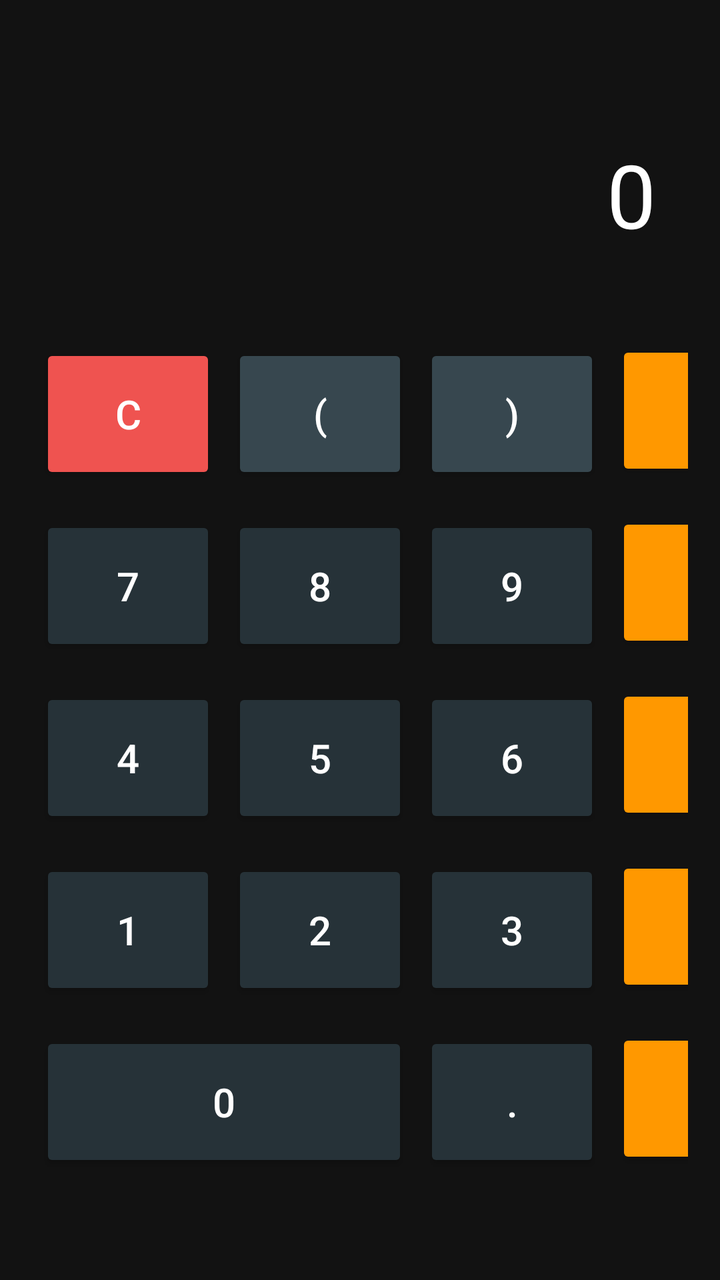
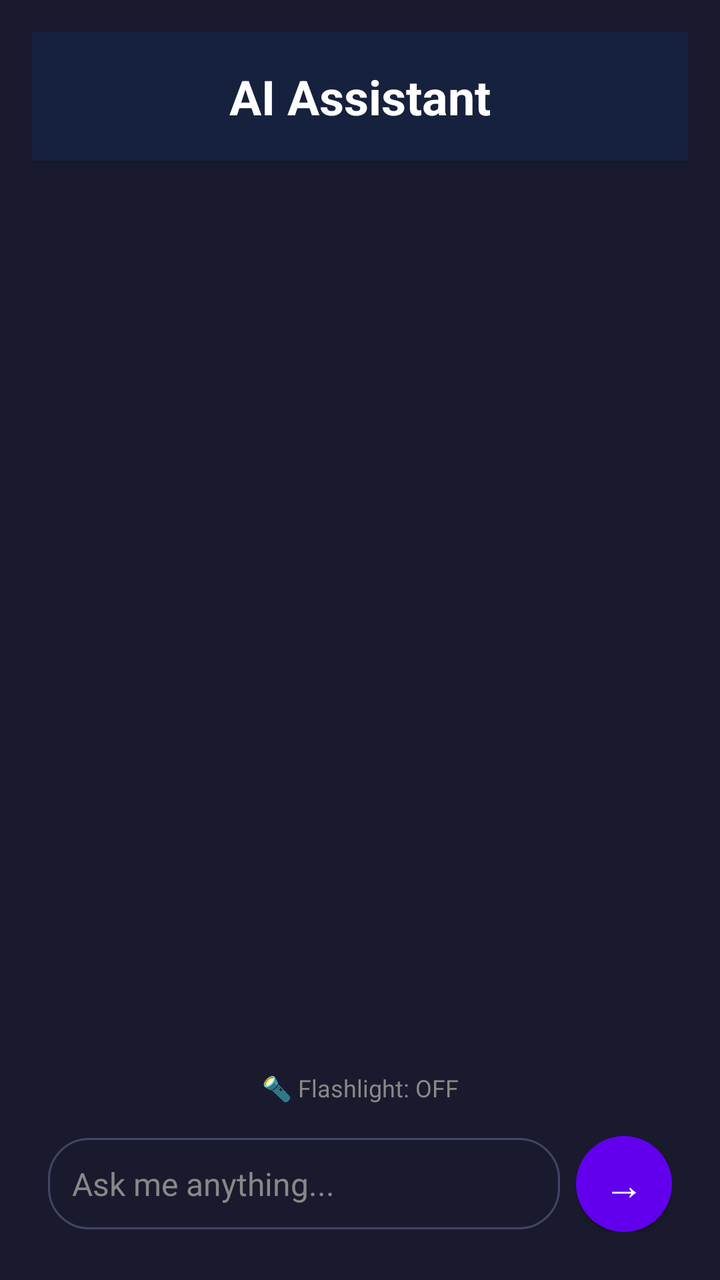

Before-and-after screenshots of an Android layout around one commit, followed by the original layout XML and the change that was made.
<!-- AndroidManifest.xml: application theme Theme.AppCompat.Light.DarkActionBar -->
<!-- res/layout/activity_main.xml -->
<?xml version="1.0" encoding="utf-8"?>
<LinearLayout xmlns:android="http://schemas.android.com/apk/res/android"
    android:layout_width="match_parent"
    android:layout_height="match_parent"
    android:orientation="vertical"
    android:gravity="center"
    android:background="#121212"
    android:padding="16dp">

    <TextView
        android:id="@+id/result"
        android:layout_width="match_parent"
        android:layout_height="wrap_content"
        android:text="0"
        android:textColor="#FFFFFF"
        android:textSize="44sp"
        android:gravity="end"
        android:layout_marginBottom="24dp"
        android:padding="16dp"
        android:maxLines="2"/>

    <TableLayout
        android:layout_width="wrap_content"
        android:layout_height="wrap_content">

        <TableRow android:layout_marginBottom="8dp">
            <Button android:id="@+id/btn_c" android:text="C" android:backgroundTint="#EF5350" android:textColor="#FFFFFF" android:layout_margin="4dp" android:width="70dp" android:height="70dp" android:textSize="20sp"/>
            <Button android:id="@+id/btn_open" android:text="(" android:backgroundTint="#37474F" android:textColor="#FFFFFF" android:layout_margin="4dp" android:width="70dp" android:height="70dp" android:textSize="20sp"/>
            <Button android:id="@+id/btn_close" android:text=")" android:backgroundTint="#37474F" android:textColor="#FFFFFF" android:layout_margin="4dp" android:width="70dp" android:height="70dp" android:textSize="20sp"/>
            <Button android:id="@+id/btn_div" android:text="÷" android:backgroundTint="#FF9800" android:textColor="#FFFFFF" android:layout_margin="4dp" android:width="70dp" android:height="70dp" android:textSize="24sp"/>
        </TableRow>

        <TableRow android:layout_marginBottom="8dp">
            <Button android:id="@+id/btn_7" android:text="7" android:backgroundTint="#263238" android:textColor="#FFFFFF" android:layout_margin="4dp" android:width="70dp" android:height="70dp" android:textSize="20sp"/>
            <Button android:id="@+id/btn_8" android:text="8" android:backgroundTint="#263238" android:textColor="#FFFFFF" android:layout_margin="4dp" android:width="70dp" android:height="70dp" android:textSize="20sp"/>
            <Button android:id="@+id/btn_9" android:text="9" android:backgroundTint="#263238" android:textColor="#FFFFFF" android:layout_margin="4dp" android:width="70dp" android:height="70dp" android:textSize="20sp"/>
            <Button android:id="@+id/btn_mult" android:text="×" android:backgroundTint="#FF9800" android:textColor="#FFFFFF" android:layout_margin="4dp" android:width="70dp" android:height="70dp" android:textSize="24sp"/>
        </TableRow>

        <TableRow android:layout_marginBottom="8dp">
            <Button android:id="@+id/btn_4" android:text="4" android:backgroundTint="#263238" android:textColor="#FFFFFF" android:layout_margin="4dp" android:width="70dp" android:height="70dp" android:textSize="20sp"/>
            <Button android:id="@+id/btn_5" android:text="5" android:backgroundTint="#263238" android:textColor="#FFFFFF" android:layout_margin="4dp" android:width="70dp" android:height="70dp" android:textSize="20sp"/>
            <Button android:id="@+id/btn_6" android:text="6" android:backgroundTint="#263238" android:textColor="#FFFFFF" android:layout_margin="4dp" android:width="70dp" android:height="70dp" android:textSize="20sp"/>
            <Button android:id="@+id/btn_sub" android:text="-" android:backgroundTint="#FF9800" android:textColor="#FFFFFF" android:layout_margin="4dp" android:width="70dp" android:height="70dp" android:textSize="24sp"/>
        </TableRow>

        <TableRow android:layout_marginBottom="8dp">
            <Button android:id="@+id/btn_1" android:text="1" android:backgroundTint="#263238" android:textColor="#FFFFFF" android:layout_margin="4dp" android:width="70dp" android:height="70dp" android:textSize="20sp"/>
            <Button android:id="@+id/btn_2" android:text="2" android:backgroundTint="#263238" android:textColor="#FFFFFF" android:layout_margin="4dp" android:width="70dp" android:height="70dp" android:textSize="20sp"/>
            <Button android:id="@+id/btn_3" android:text="3" android:backgroundTint="#263238" android:textColor="#FFFFFF" android:layout_margin="4dp" android:width="70dp" android:height="70dp" android:textSize="20sp"/>
            <Button android:id="@+id/btn_add" android:text="+" android:backgroundTint="#FF9800" android:textColor="#FFFFFF" android:layout_margin="4dp" android:width="70dp" android:height="70dp" android:textSize="24sp"/>
        </TableRow>

        <TableRow>
            <Button android:id="@+id/btn_0" android:text="0" android:backgroundTint="#263238" android:textColor="#FFFFFF" android:layout_margin="4dp" android:layout_span="2" android:height="70dp" android:textSize="20sp"/>
            <Button android:id="@+id/btn_dot" android:text="." android:backgroundTint="#263238" android:textColor="#FFFFFF" android:layout_margin="4dp" android:width="70dp" android:height="70dp" android:textSize="20sp"/>
            <Button android:id="@+id/btn_equal" android:text="=" android:backgroundTint="#FF9800" android:textColor="#FFFFFF" android:layout_margin="4dp" android:width="70dp" android:height="70dp" android:textSize="24sp"/>
        </TableRow>
    </TableLayout>
</LinearLayout>
<!-- resources referenced by this layout -->
<resources>

</resources>

<!-- the commit's change to res/layout/activity_main.xml (unified diff, before → after) -->
@@ -3,58 +3,74 @@
     android:layout_width="match_parent"
     android:layout_height="match_parent"
     android:orientation="vertical"
-    android:gravity="center"
-    android:background="#121212"
+    android:background="#1A1A2E"
     android:padding="16dp">
 
     <TextView
-        android:id="@+id/result"
         android:layout_width="match_parent"
         android:layout_height="wrap_content"
-        android:text="0"
+        android:text="AI Assistant"
         android:textColor="#FFFFFF"
-        android:textSize="44sp"
-        android:gravity="end"
-        android:layout_marginBottom="24dp"
+        android:textSize="24sp"
+        android:textStyle="bold"
+        android:gravity="center"
         android:padding="16dp"
-        android:maxLines="2"/>
+        android:background="#16213E"
+        android:elevation="4dp" />
 
-    <TableLayout
-        android:layout_width="wrap_content"
-        android:layout_height="wrap_content">
+    <ScrollView
+        android:id="@+id/scrollView"
+        android:layout_width="match_parent"
+        android:layout_height="0dp"
+        android:layout_weight="1"
+        android:fillViewport="true">
 
-        <TableRow android:layout_marginBottom="8dp">
-            <Button android:id="@+id/btn_c" android:text="C" android:backgroundTint="#EF5350" android:textColor="#FFFFFF" android:layout_margin="4dp" android:width="70dp" android:height="70dp" android:textSize="20sp"/>
-            <Button android:id="@+id/btn_open" android:text="(" android:backgroundTint="#37474F" android:textColor="#FFFFFF" android:layout_margin="4dp" android:width="70dp" android:height="70dp" android:textSize="20sp"/>
-            <Button android:id="@+id/btn_close" android:text=")" android:backgroundTint="#37474F" android:textColor="#FFFFFF" android:layout_margin="4dp" android:width="70dp" android:height="70dp" android:textSize="20sp"/>
-            <Button android:id="@+id/btn_div" android:text="÷" android:backgroundTint="#FF9800" android:textColor="#FFFFFF" android:layout_margin="4dp" android:width="70dp" android:height="70dp" android:textSize="24sp"/>
-        </TableRow>
+        <LinearLayout
+            android:id="@+id/messagesContainer"
+            android:layout_width="match_parent"
+            android:layout_height="wrap_content"
+            android:orientation="vertical"
+            android:padding="12dp" />
+    </ScrollView>
 
-        <TableRow android:layout_marginBottom="8dp">
-            <Button android:id="@+id/btn_7" android:text="7" android:backgroundTint="#263238" android:textColor="#FFFFFF" android:layout_margin="4dp" android:width="70dp" android:height="70dp" android:textSize="20sp"/>
-            <Button android:id="@+id/btn_8" android:text="8" android:backgroundTint="#263238" android:textColor="#FFFFFF" android:layout_margin="4dp" android:width="70dp" android:height="70dp" android:textSize="20sp"/>
-            <Button android:id="@+id/btn_9" android:text="9" android:backgroundTint="#263238" android:textColor="#FFFFFF" android:layout_margin="4dp" android:width="70dp" android:height="70dp" android:textSize="20sp"/>
-            <Button android:id="@+id/btn_mult" android:text="×" android:backgroundTint="#FF9800" android:textColor="#FFFFFF" android:layout_margin="4dp" android:width="70dp" android:height="70dp" android:textSize="24sp"/>
-        </TableRow>
+    <TextView
+        android:id="@+id/flashlightStatus"
+        android:layout_width="match_parent"
+        android:layout_height="wrap_content"
+        android:text="🔦 Flashlight: OFF"
+        android:textColor="#888888"
+        android:textSize="12sp"
+        android:padding="8dp"
+        android:gravity="center" />
 
-        <TableRow android:layout_marginBottom="8dp">
-            <Button android:id="@+id/btn_4" android:text="4" android:backgroundTint="#263238" android:textColor="#FFFFFF" android:layout_margin="4dp" android:width="70dp" android:height="70dp" android:textSize="20sp"/>
-            <Button android:id="@+id/btn_5" android:text="5" android:backgroundTint="#263238" android:textColor="#FFFFFF" android:layout_margin="4dp" android:width="70dp" android:height="70dp" android:textSize="20sp"/>
-            <Button android:id="@+id/btn_6" android:text="6" android:backgroundTint="#263238" android:textColor="#FFFFFF" android:layout_margin="4dp" android:width="70dp" android:height="70dp" android:textSize="20sp"/>
-            <Button android:id="@+id/btn_sub" android:text="-" android:backgroundTint="#FF9800" android:textColor="#FFFFFF" android:layout_margin="4dp" android:width="70dp" android:height="70dp" android:textSize="24sp"/>
-        </TableRow>
+    <LinearLayout
+        android:layout_width="match_parent"
+        android:layout_height="wrap_content"
+        android:orientation="horizontal"
+        android:padding="8dp"
+        android:gravity="center_vertical">
 
-        <TableRow android:layout_marginBottom="8dp">
-            <Button android:id="@+id/btn_1" android:text="1" android:backgroundTint="#263238" android:textColor="#FFFFFF" android:layout_margin="4dp" android:width="70dp" android:height="70dp" android:textSize="20sp"/>
-            <Button android:id="@+id/btn_2" android:text="2" android:backgroundTint="#263238" android:textColor="#FFFFFF" android:layout_margin="4dp" android:width="70dp" android:height="70dp" android:textSize="20sp"/>
-            <Button android:id="@+id/btn_3" android:text="3" android:backgroundTint="#263238" android:textColor="#FFFFFF" android:layout_margin="4dp" android:width="70dp" android:height="70dp" android:textSize="20sp"/>
-            <Button android:id="@+id/btn_add" android:text="+" android:backgroundTint="#FF9800" android:textColor="#FFFFFF" android:layout_margin="4dp" android:width="70dp" android:height="70dp" android:textSize="24sp"/>
-        </TableRow>
+        <EditText
+            android:id="@+id/inputField"
+            android:layout_width="0dp"
+            android:layout_height="wrap_content"
+            android:layout_weight="1"
+            android:hint="Ask me anything..."
+            android:textColor="#FFFFFF"
+            android:textColorHint="#888888"
+            android:background="@drawable/edittext_background"
+            android:padding="12dp"
+            android:textSize="16sp" />
 
-        <TableRow>
-            <Button android:id="@+id/btn_0" android:text="0" android:backgroundTint="#263238" android:textColor="#FFFFFF" android:layout_margin="4dp" android:layout_span="2" android:height="70dp" android:textSize="20sp"/>
-            <Button android:id="@+id/btn_dot" android:text="." android:backgroundTint="#263238" android:textColor="#FFFFFF" android:layout_margin="4dp" android:width="70dp" android:height="70dp" android:textSize="20sp"/>
-            <Button android:id="@+id/btn_equal" android:text="=" android:backgroundTint="#FF9800" android:textColor="#FFFFFF" android:layout_margin="4dp" android:width="70dp" android:height="70dp" android:textSize="24sp"/>
-        </TableRow>
-    </TableLayout>
+        <Button
+            android:id="@+id/sendButton"
+            android:layout_width="48dp"
+            android:layout_height="48dp"
+            android:layout_marginStart="8dp"
+            android:text="→"
+            android:textSize="20sp"
+            android:textColor="#FFFFFF"
+            android:backgroundTint="#6200EE"
+            android:background="@drawable/button_background" />
+    </LinearLayout>
 </LinearLayout>
<!-- resource entries referenced after the edit -->
@@ -1,5 +1,25 @@
 <!-- resources referenced by this layout -->
 <resources>
-
+  <!-- drawable button_background (drawable) -->
+  <?xml version="1.0" encoding="utf-8"?>
+  <shape xmlns:android="http://schemas.android.com/apk/res/android"
+      android:shape="oval">
+      <solid android:color="#6200EE" />
+  </shape>
+  <!-- drawable edittext_background (drawable) -->
+  <?xml version="1.0" encoding="utf-8"?>
+  <shape xmlns:android="http://schemas.android.com/apk/res/android"
+      android:shape="rectangle">
+      <solid android:color="#1A1A2E" />
+      <stroke
+          android:width="1dp"
+          android:color="#444466" />
+      <corners android:radius="20dp" />
+      <padding
+          android:left="12dp"
+          android:top="8dp"
+          android:right="12dp"
+          android:bottom="8dp" />
+  </shape>
 </resources>
 
